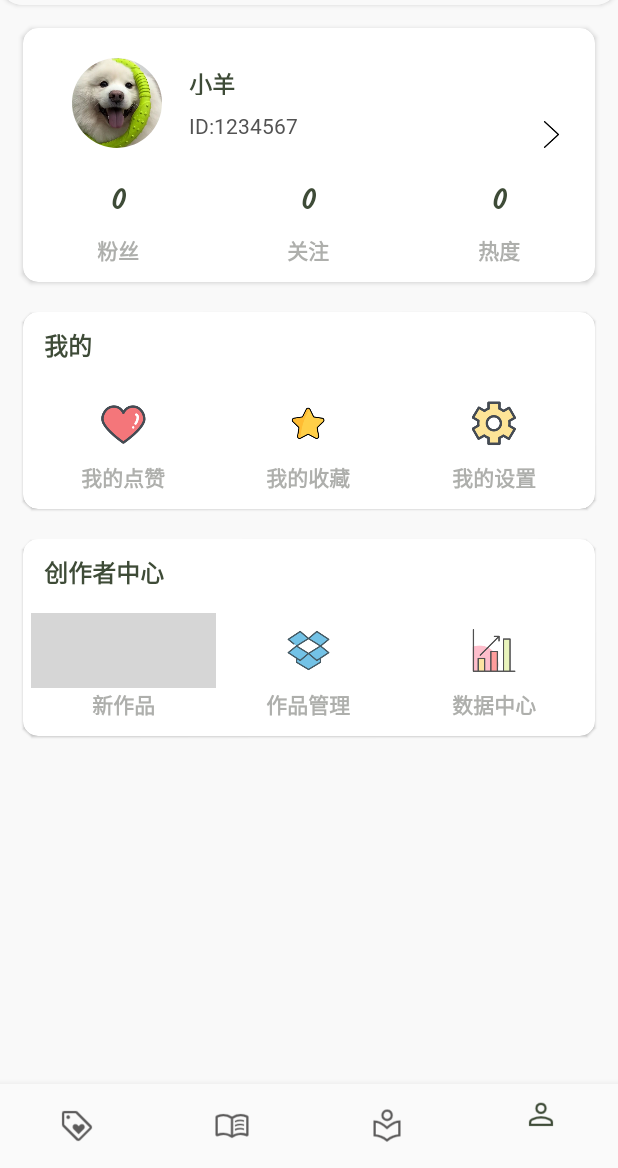
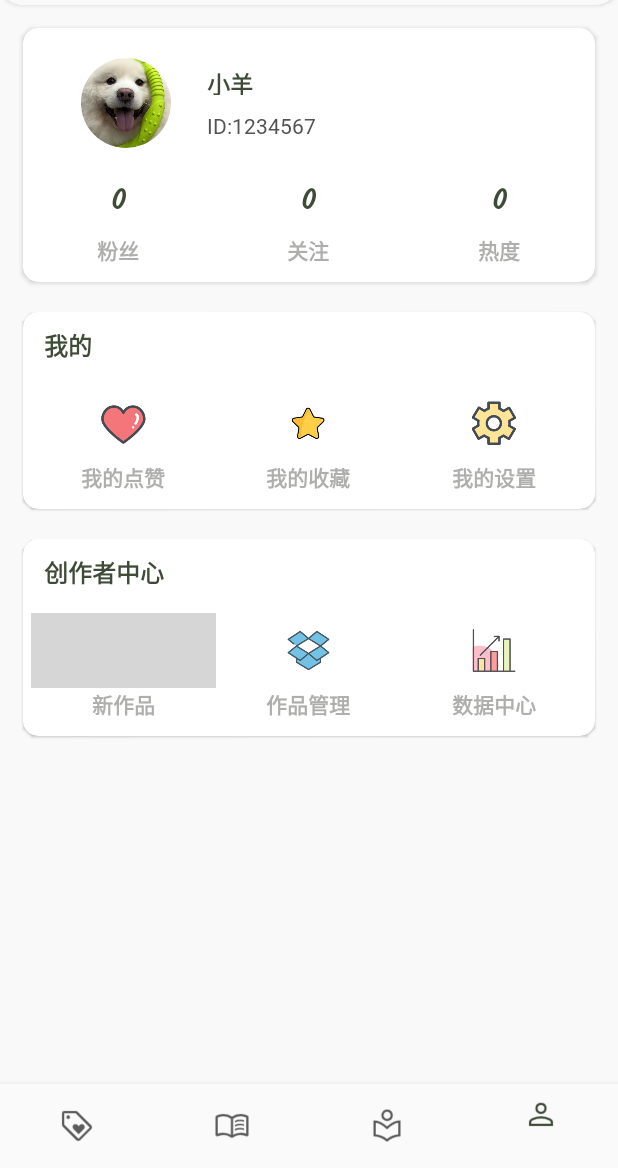
Before and after one commit to KilluaYZ/Readio-App, an Android app: the screen it shows after launch (MainActivity), on a phone screen of 412 x 824 dp, the part 68-1236 px from its top. Run offline under Robolectric (Android 15) with nearby library versions, the light colour scheme and no system bars; our stand-ins replace CircleImageView, navigation-ui; grey boxes are pictures that could not be loaded.

Commit message:
21:15, 微调 正直下班 土豆白~

```diff
--- a/app/src/main/res/layout/fragment_userpage.xml
+++ b/app/src/main/res/layout/fragment_userpage.xml
@@ -74,19 +74,6 @@
                         android:fontFamily="@font/mplus_regular"
                         android:textColor="@color/grey" />
                 </LinearLayout>
-
-                <ImageButton
-                    android:id="@+id/change_password_username"
-                    android:layout_width="0dp"
-                    android:layout_height="match_parent"
-                    android:layout_marginTop="42dp"
-                    android:layout_weight="1"
-                    android:background="@color/surface"
-                    android:maxWidth="5dp"
-                    android:maxHeight="5dp"
-                    android:scaleType="fitEnd"
-                    android:backgroundTint="@color/container_lowest"
-                    android:src="@drawable/arrow_forward_64" />
             </LinearLayout>
 
             <LinearLayout
```
